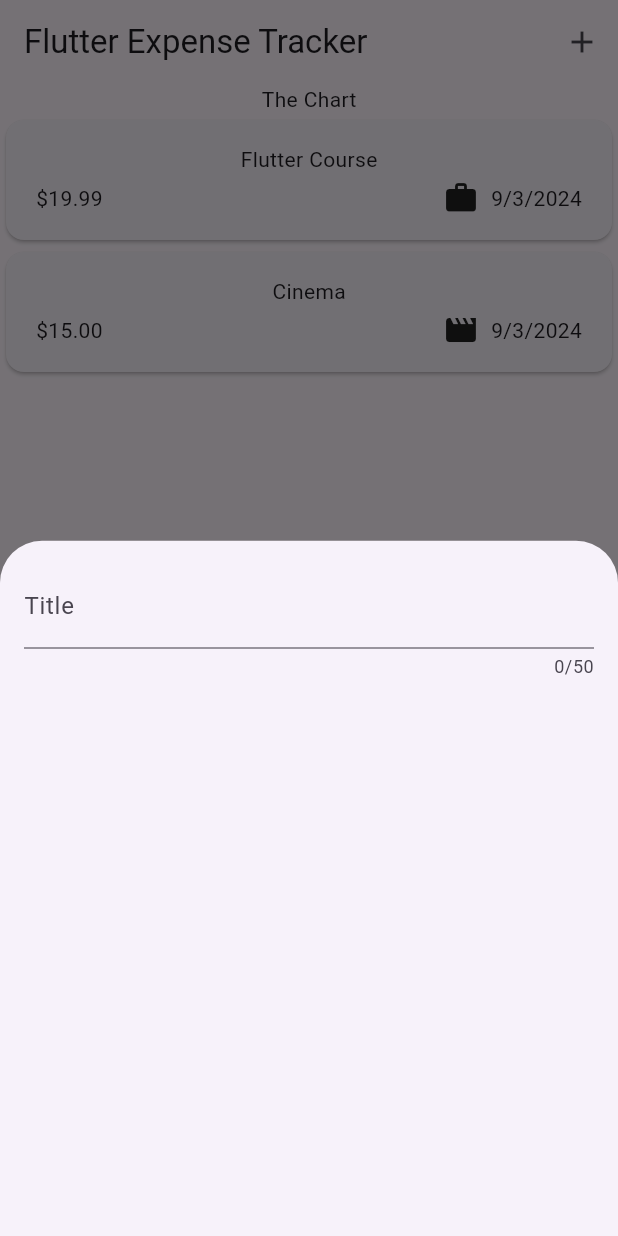
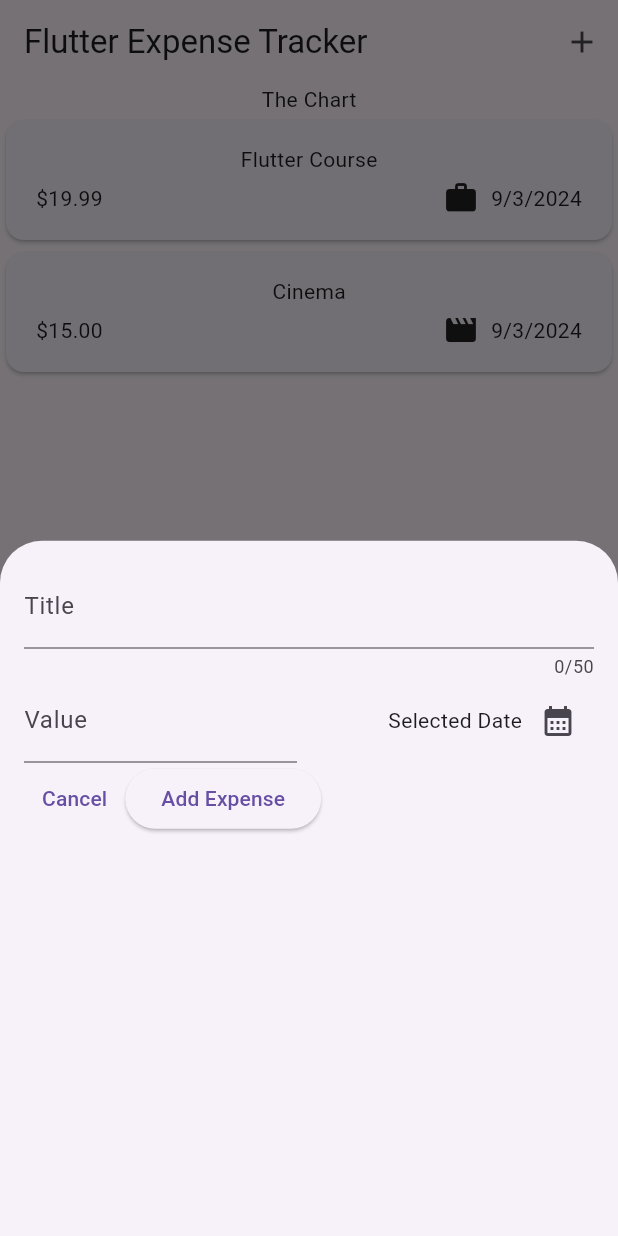
Before and after one commit to jefflueck/expense_tracker, a Flutter app: the screen it shows after launch, after a tap on the "add" icon, on a phone screen of 412 x 824 dp. Run offline on Flutter 3.47's test engine with Material 3 defaults, Android fonts, the phone set to English and light mode, and no system bars.

Commit message:
Added date and time with a variable to hold current date and time

```diff
--- a/lib/widgets/new_expense.dart
+++ b/lib/widgets/new_expense.dart
@@ -10,18 +10,94 @@ class NewExpense extends StatefulWidget {
 }
 
 class _NewExpenseState extends State<NewExpense> {
+  // var _enteredTitle = '';
+  // Alternative way to handle text input value of our form data.
+
+  final _titleController = TextEditingController();
+  final _valueController = TextEditingController();
+
+  void _presentDatePicker() {
+    final now = DateTime.now();
+    final firstDate = DateTime(now.year, now.month - 1, now.month, now.day);
+    showDatePicker(
+      context: context,
+      initialDate: now,
+      firstDate: firstDate,
+      lastDate: now,
+    );
+  }
+
+  // void _saveInputValue(String inputValue) {
+  //   _enteredTitle = inputValue;
+  // }
+
   @override
+  void dispose() {
+    _titleController.dispose();
+    _valueController.dispose();
+    super.dispose();
+  }
+
   Widget build(BuildContext context) {
-    return const Padding(
-        padding: EdgeInsets.all(16),
+    return Padding(
+        padding: const EdgeInsets.all(16),
         child: Column(
           children: [
             TextField(
+              controller: _titleController,
+              // onChanged: _saveInputValue,
               maxLength: 50,
-              decoration: InputDecoration(
+              decoration: const InputDecoration(
                 label: Text('Title'),
               ),
             ),
+            Row(
+              children: [
+                Expanded(
+                  child: TextField(
+                    controller: _valueController,
+                    // onChanged: _saveInputValue,
+                    keyboardType: TextInputType.number,
+                    decoration: const InputDecoration(
+                      prefixText: '\$ ',
+                      label: Text('Value'),
+                    ),
+                  ),
+                ),
+                const SizedBox(width: 16),
+                Expanded(
+                  child: Row(
+                    mainAxisAlignment: MainAxisAlignment.end,
+                    crossAxisAlignment: CrossAxisAlignment.center,
+                    children: [
+                      const Text('Selected Date'),
+                      IconButton(
+                        onPressed: _presentDatePicker,
+                        icon: const Icon(Icons.calendar_month),
+                      ),
+                    ],
+                  ),
+                ),
+              ],
+            ),
+            Row(
+              children: [
+                TextButton(
+                  onPressed: () {
+                    Navigator.of(context).pop();
+                  },
+                  child: const Text('Cancel'),
+                ),
+                ElevatedButton(
+                  onPressed: () {
+                    // print(_enteredTitle);
+                    print(_titleController.text);
+                    print(_valueController.text);
+                  },
+                  child: const Text('Add Expense'),
+                )
+              ],
+            )
           ],
         ));
   }
```
